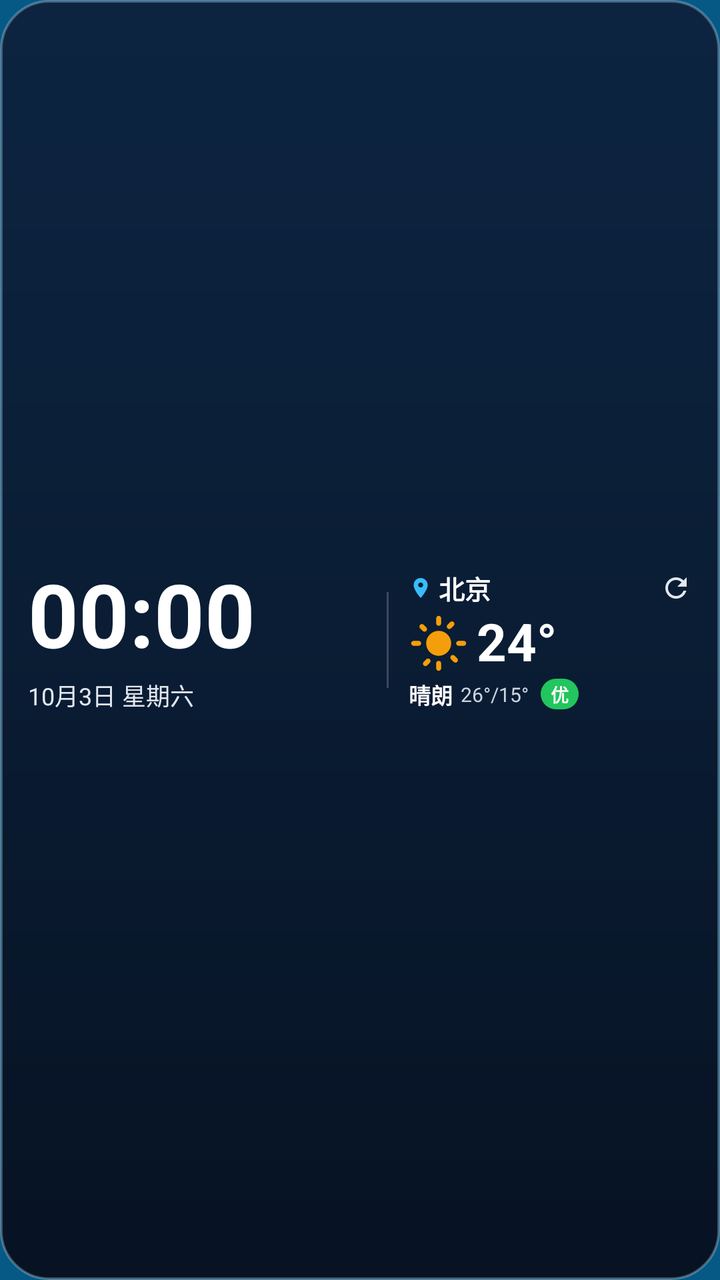
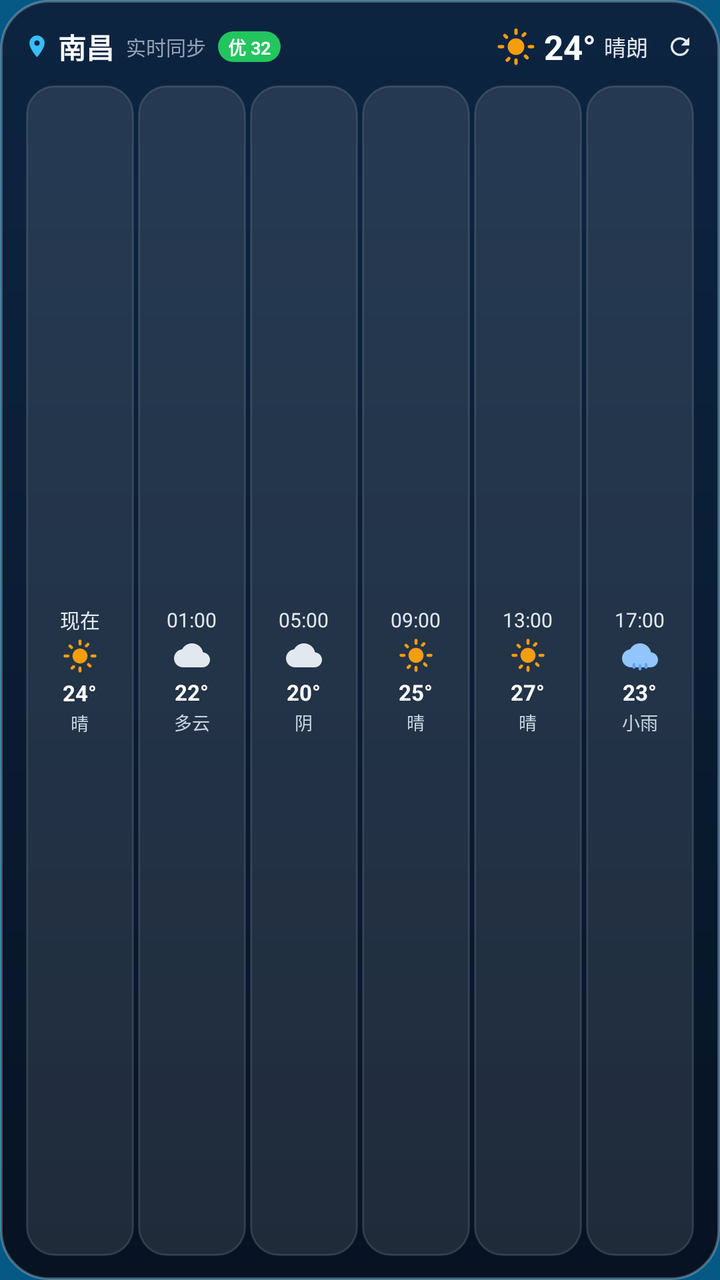

Before-and-after screenshots of an Android layout around one commit, followed by the original layout XML and the change that was made.
<!-- AndroidManifest.xml: application theme AppTheme -->
<!-- res/layout/widget_weather_4x2.xml -->
<?xml version="1.0" encoding="utf-8"?>
<LinearLayout xmlns:android="http://schemas.android.com/apk/res/android"
    android:id="@+id/widget_root"
    android:layout_width="match_parent"
    android:layout_height="match_parent"
    android:orientation="horizontal"
    android:background="@drawable/widget_bg_4x3"
    android:padding="14dp"
    android:gravity="center_vertical">

    
    <LinearLayout
        android:layout_width="0dp"
        android:layout_height="wrap_content"
        android:layout_weight="1.2"
        android:orientation="vertical"
        android:gravity="center_vertical">

        <TextClock
            android:id="@+id/widget_text_clock"
            android:layout_width="wrap_content"
            android:layout_height="wrap_content"
            android:format24Hour="HH:mm"
            android:format12Hour="HH:mm"
            android:textSize="44sp"
            android:textStyle="bold"
            android:textColor="#FFFFFF"
            android:includeFontPadding="false" />

        <TextView
            android:id="@+id/widget_date_label"
            android:layout_width="wrap_content"
            android:layout_height="wrap_content"
            android:text="10月3日 星期六"
            android:textSize="12sp"
            android:textColor="#E2E8F0"
            android:layout_marginTop="4dp" />
    </LinearLayout>

    
    <FrameLayout
        android:layout_width="1dp"
        android:layout_height="48dp"
        android:background="#33FFFFFF"
        android:layout_marginLeft="10dp"
        android:layout_marginRight="10dp" />

    
    <LinearLayout
        android:layout_width="0dp"
        android:layout_height="wrap_content"
        android:layout_weight="1"
        android:orientation="vertical"
        android:gravity="center_vertical">

        
        <LinearLayout
            android:layout_width="match_parent"
            android:layout_height="wrap_content"
            android:orientation="horizontal"
            android:gravity="center_vertical">

            <ImageView
                android:layout_width="12dp"
                android:layout_height="12dp"
                android:src="@drawable/ic_widget_location" />

            <TextView
                android:id="@+id/widget_city_name"
                android:layout_width="wrap_content"
                android:layout_height="wrap_content"
                android:text="北京"
                android:textSize="13sp"
                android:textStyle="bold"
                android:textColor="#FFFFFF"
                android:layout_marginStart="3dp" />

            <FrameLayout
                android:layout_width="0dp"
                android:layout_height="1dp"
                android:layout_weight="1" />

            <ImageView
                android:id="@+id/widget_btn_refresh"
                android:layout_width="16dp"
                android:layout_height="16dp"
                android:src="@drawable/ic_widget_refresh" />
        </LinearLayout>

        
        <LinearLayout
            android:layout_width="wrap_content"
            android:layout_height="wrap_content"
            android:orientation="horizontal"
            android:gravity="center_vertical"
            android:layout_marginTop="3dp">

            <ImageView
                android:id="@+id/widget_weather_icon"
                android:layout_width="30dp"
                android:layout_height="30dp"
                android:src="@drawable/ic_weather_sunny" />

            <TextView
                android:id="@+id/widget_temperature"
                android:layout_width="wrap_content"
                android:layout_height="wrap_content"
                android:text="24°"
                android:textSize="26sp"
                android:textStyle="bold"
                android:textColor="#FFFFFF"
                android:includeFontPadding="false"
                android:layout_marginStart="4dp" />
        </LinearLayout>

        
        <LinearLayout
            android:layout_width="wrap_content"
            android:layout_height="wrap_content"
            android:orientation="horizontal"
            android:gravity="center_vertical"
            android:layout_marginTop="2dp">

            <TextView
                android:id="@+id/widget_weather_desc"
                android:layout_width="wrap_content"
                android:layout_height="wrap_content"
                android:text="晴朗"
                android:textSize="11sp"
                android:textStyle="bold"
                android:textColor="#FFFFFF" />

            <TextView
                android:id="@+id/widget_temp_range"
                android:layout_width="wrap_content"
                android:layout_height="wrap_content"
                android:text="26°/15°"
                android:textSize="10sp"
                android:textColor="#CBD5E1"
                android:layout_marginStart="4dp" />

            <LinearLayout
                android:id="@+id/widget_aqi_badge"
                android:layout_width="wrap_content"
                android:layout_height="wrap_content"
                android:background="@drawable/widget_aqi_badge"
                android:paddingLeft="5dp"
                android:paddingRight="5dp"
                android:paddingTop="1dp"
                android:paddingBottom="1dp"
                android:layout_marginStart="6dp">

                <TextView
                    android:id="@+id/widget_aqi_text"
                    android:layout_width="wrap_content"
                    android:layout_height="wrap_content"
                    android:text="优"
                    android:textSize="9sp"
                    android:textStyle="bold"
                    android:textColor="#FFFFFF" />
            </LinearLayout>
        </LinearLayout>
    </LinearLayout>
</LinearLayout>
<!-- resources referenced by this layout -->
<resources>
  <!-- drawable ic_widget_location (drawable) -->
  <vector xmlns:android="http://schemas.android.com/apk/res/android"
      android:width="20dp"
      android:height="20dp"
      android:viewportWidth="24"
      android:viewportHeight="24">
    <path
        android:fillColor="#38BDF8"
        android:pathData="M12,2C8.13,2 5,5.13 5,9c0,5.25 7,13 7,13s7,-7.75 7,-13c0,-3.87 -3.13,-7 -7,-7zM12,11.5c-1.38,0 -2.5,-1.12 -2.5,-2.5s1.12,-2.5 2.5,-2.5 2.5,1.12 2.5,2.5 -1.12,2.5 -2.5,2.5z"/>
  </vector>
  <!-- drawable ic_widget_refresh (drawable) -->
  <vector xmlns:android="http://schemas.android.com/apk/res/android"
      android:width="20dp"
      android:height="20dp"
      android:viewportWidth="24"
      android:viewportHeight="24">
    <path
        android:fillColor="#E2E8F0"
        android:pathData="M17.65,6.35C16.2,4.9 14.21,4 12,4c-4.42,0 -7.99,3.58 -7.99,8s3.57,8 7.99,8c3.73,0 6.84,-2.55 7.73,-6h-2.08c-0.82,2.33 -3.04,4 -5.65,4 -3.31,0 -6,-2.69 -6,-6s2.69,-6 6,-6c1.66,0 3.14,0.69 4.22,1.78L13,11h7V4l-2.35,2.35z"/>
  </vector>
  <!-- drawable widget_aqi_badge (drawable) -->
  <?xml version="1.0" encoding="utf-8"?>
  <shape xmlns:android="http://schemas.android.com/apk/res/android"
      android:shape="rectangle">
      <corners android:radius="8dp" />
      <solid android:color="#22C55E" />
  </shape>
  <!-- drawable widget_bg_4x3 (drawable) -->
  <?xml version="1.0" encoding="utf-8"?>
  <shape xmlns:android="http://schemas.android.com/apk/res/android"
      android:shape="rectangle">
      <corners android:radius="24dp" />
      <gradient
          android:angle="270"
          android:startColor="#E60D1E3A"
          android:centerColor="#E60A162B"
          android:endColor="#F2060E1D" />
      <stroke
          android:width="1.2dp"
          android:color="#40FFFFFF" />
  </shape>
  <style name="AppTheme" parent="Theme.AppCompat.DayNight.NoActionBar">
      <item name="android:windowBackground">@color/splashscreen_background</item>
      <item name="android:editTextBackground">@drawable/rn_edit_text_material</item>
      <item name="colorPrimary">@color/colorPrimary</item>
      <item name="android:statusBarColor">@android:color/transparent</item>
      <item name="android:navigationBarColor">@android:color/transparent</item>
    </style>
  <color name="splashscreen_background">#075985</color>
  <color name="colorPrimary">#023c69</color>
  <!-- unchanged entries left out for length: 2 -->
</resources>

<!-- the commit's change to res/layout/widget_weather_4x2.xml (unified diff, before → after) -->
@@ -3,162 +3,419 @@
     android:id="@+id/widget_root"
     android:layout_width="match_parent"
     android:layout_height="match_parent"
-    android:orientation="horizontal"
+    android:orientation="vertical"
     android:background="@drawable/widget_bg_4x3"
-    android:padding="14dp"
-    android:gravity="center_vertical">
+    android:padding="12dp">
 
     
     <LinearLayout
-        android:layout_width="0dp"
+        android:layout_width="match_parent"
         android:layout_height="wrap_content"
-        android:layout_weight="1.2"
-        android:orientation="vertical"
-        android:gravity="center_vertical">
-
-        <TextClock
-            android:id="@+id/widget_text_clock"
+        android:orientation="horizontal"
+        android:gravity="center_vertical"
+        android:layout_marginBottom="8dp">
+
+        
+        <ImageView
+            android:layout_width="13dp"
+            android:layout_height="13dp"
+            android:src="@drawable/ic_widget_location" />
+
+        <TextView
+            android:id="@+id/widget_city_name"
             android:layout_width="wrap_content"
             android:layout_height="wrap_content"
-            android:format24Hour="HH:mm"
-            android:format12Hour="HH:mm"
-            android:textSize="44sp"
+            android:text="南昌"
+            android:textSize="14sp"
             android:textStyle="bold"
             android:textColor="#FFFFFF"
-            android:includeFontPadding="false" />
+            android:layout_marginLeft="4dp" />
 
         <TextView
-            android:id="@+id/widget_date_label"
+            android:id="@+id/widget_update_time"
             android:layout_width="wrap_content"
             android:layout_height="wrap_content"
-            android:text="10月3日 星期六"
-            android:textSize="12sp"
+            android:text="实时同步"
+            android:textSize="10sp"
+            android:textColor="#94A3B8"
+            android:layout_marginLeft="6dp" />
+
+        <LinearLayout
+            android:id="@+id/widget_aqi_badge"
+            android:layout_width="wrap_content"
+            android:layout_height="wrap_content"
+            android:background="@drawable/widget_aqi_badge"
+            android:paddingLeft="5dp"
+            android:paddingRight="5dp"
+            android:paddingTop="1dp"
+            android:paddingBottom="1dp"
+            android:layout_marginLeft="6dp">
+
+            <TextView
+                android:id="@+id/widget_aqi_text"
+                android:layout_width="wrap_content"
+                android:layout_height="wrap_content"
+                android:text="优 32"
+                android:textSize="9sp"
+                android:textStyle="bold"
+                android:textColor="#FFFFFF" />
+        </LinearLayout>
+
+        
+        <FrameLayout
+            android:layout_width="0dp"
+            android:layout_height="1dp"
+            android:layout_weight="1" />
+
+        
+        <ImageView
+            android:id="@+id/widget_weather_icon"
+            android:layout_width="20dp"
+            android:layout_height="20dp"
+            android:src="@drawable/ic_weather_sunny" />
+
+        <TextView
+            android:id="@+id/widget_temperature"
+            android:layout_width="wrap_content"
+            android:layout_height="wrap_content"
+            android:text="24°"
+            android:textSize="17sp"
+            android:textStyle="bold"
+            android:textColor="#FFFFFF"
+            android:layout_marginLeft="4dp" />
+
+        <TextView
+            android:id="@+id/widget_weather_desc"
+            android:layout_width="wrap_content"
+            android:layout_height="wrap_content"
+            android:text="晴朗"
+            android:textSize="11sp"
             android:textColor="#E2E8F0"
-            android:layout_marginTop="4dp" />
+            android:layout_marginLeft="4dp" />
+
+        
+        <ImageView
+            android:id="@+id/widget_btn_refresh"
+            android:layout_width="16dp"
+            android:layout_height="16dp"
+            android:src="@drawable/ic_widget_refresh"
+            android:padding="1dp"
+            android:layout_marginLeft="8dp" />
     </LinearLayout>
-
-    
-    <FrameLayout
-        android:layout_width="1dp"
-        android:layout_height="48dp"
-        android:background="#33FFFFFF"
-        android:layout_marginLeft="10dp"
-        android:layout_marginRight="10dp" />
 
     
     <LinearLayout
-        android:layout_width="0dp"
-        android:layout_height="wrap_content"
+        android:layout_width="match_parent"
+        android:layout_height="0dp"
         android:layout_weight="1"
-        android:orientation="vertical"
+        android:orientation="horizontal"
         android:gravity="center_vertical">
 
         
         <LinearLayout
-            android:layout_width="match_parent"
-            android:layout_height="wrap_content"
-            android:orientation="horizontal"
-            android:gravity="center_vertical">
-
-            <ImageView
-                android:layout_width="12dp"
-                android:layout_height="12dp"
-                android:src="@drawable/ic_widget_location" />
-
-            <TextView
-                android:id="@+id/widget_city_name"
-                android:layout_width="wrap_content"
-                android:layout_height="wrap_content"
-                android:text="北京"
-                android:textSize="13sp"
-                android:textStyle="bold"
-                android:textColor="#FFFFFF"
-                android:layout_marginStart="3dp" />
-
-            <FrameLayout
-                android:layout_width="0dp"
-                android:layout_height="1dp"
-                android:layout_weight="1" />
-
-            <ImageView
-                android:id="@+id/widget_btn_refresh"
-                android:layout_width="16dp"
-                android:layout_height="16dp"
-                android:src="@drawable/ic_widget_refresh" />
-        </LinearLayout>
-
-        
-        <LinearLayout
-            android:layout_width="wrap_content"
-            android:layout_height="wrap_content"
-            android:orientation="horizontal"
-            android:gravity="center_vertical"
-            android:layout_marginTop="3dp">
-
-            <ImageView
-                android:id="@+id/widget_weather_icon"
-                android:layout_width="30dp"
-                android:layout_height="30dp"
-                android:src="@drawable/ic_weather_sunny" />
-
-            <TextView
-                android:id="@+id/widget_temperature"
+            android:id="@+id/widget_hourly_slot1"
+            android:layout_width="0dp"
+            android:layout_height="match_parent"
+            android:layout_weight="1"
+            android:orientation="vertical"
+            android:gravity="center"
+            android:background="@drawable/widget_forecast_col_bg"
+            android:paddingTop="4dp"
+            android:paddingBottom="4dp"
+            android:paddingLeft="1dp"
+            android:paddingRight="1dp"
+            android:layout_marginLeft="1dp"
+            android:layout_marginRight="1dp">
+
+            <TextView
+                android:id="@+id/widget_h1_time"
+                android:layout_width="wrap_content"
+                android:layout_height="wrap_content"
+                android:text="现在"
+                android:textSize="10sp"
+                android:textColor="#E2E8F0" />
+
+            <ImageView
+                android:id="@+id/widget_h1_icon"
+                android:layout_width="18dp"
+                android:layout_height="18dp"
+                android:src="@drawable/ic_weather_sunny"
+                android:layout_marginTop="2dp"
+                android:layout_marginBottom="2dp" />
+
+            <TextView
+                android:id="@+id/widget_h1_temp"
                 android:layout_width="wrap_content"
                 android:layout_height="wrap_content"
                 android:text="24°"
-                android:textSize="26sp"
-                android:textStyle="bold"
-                android:textColor="#FFFFFF"
-                android:includeFontPadding="false"
-                android:layout_marginStart="4dp" />
-        </LinearLayout>
-
-        
-        <LinearLayout
-            android:layout_width="wrap_content"
-            android:layout_height="wrap_content"
-            android:orientation="horizontal"
-            android:gravity="center_vertical"
-            android:layout_marginTop="2dp">
-
-            <TextView
-                android:id="@+id/widget_weather_desc"
-                android:layout_width="wrap_content"
-                android:layout_height="wrap_content"
-                android:text="晴朗"
-                android:textSize="11sp"
-                android:textStyle="bold"
-                android:textColor="#FFFFFF" />
-
-            <TextView
-                android:id="@+id/widget_temp_range"
-                android:layout_width="wrap_content"
-                android:layout_height="wrap_content"
-                android:text="26°/15°"
-                android:textSize="10sp"
-                android:textColor="#CBD5E1"
-                android:layout_marginStart="4dp" />
-
-            <LinearLayout
-                android:id="@+id/widget_aqi_badge"
-                android:layout_width="wrap_content"
-                android:layout_height="wrap_content"
-                android:background="@drawable/widget_aqi_badge"
-                android:paddingLeft="5dp"
-                android:paddingRight="5dp"
-                android:paddingTop="1dp"
-                android:paddingBottom="1dp"
-                android:layout_marginStart="6dp">
-
-                <TextView
-                    android:id="@+id/widget_aqi_text"
-                    android:layout_width="wrap_content"
-                    android:layout_height="wrap_content"
-                    android:text="优"
-                    android:textSize="9sp"
-                    android:textStyle="bold"
-                    android:textColor="#FFFFFF" />
-            </LinearLayout>
+                android:textSize="11sp"
+                android:textStyle="bold"
+                android:textColor="#FFFFFF" />
+
+            <TextView
+                android:id="@+id/widget_h1_desc"
+                android:layout_width="wrap_content"
+                android:layout_height="wrap_content"
+                android:text="晴"
+                android:textSize="9sp"
+                android:textColor="#CBD5E1"
+                android:layout_marginTop="1dp" />
+        </LinearLayout>
+
+        
+        <LinearLayout
+            android:id="@+id/widget_hourly_slot2"
+            android:layout_width="0dp"
+            android:layout_height="match_parent"
+            android:layout_weight="1"
+            android:orientation="vertical"
+            android:gravity="center"
+            android:background="@drawable/widget_forecast_col_bg"
+            android:paddingTop="4dp"
+            android:paddingBottom="4dp"
+            android:paddingLeft="1dp"
+            android:paddingRight="1dp"
+            android:layout_marginLeft="1dp"
+            android:layout_marginRight="1dp">
+
+            <TextView
+                android:id="@+id/widget_h2_time"
+                android:layout_width="wrap_content"
+                android:layout_height="wrap_content"
+                android:text="01:00"
+                android:textSize="10sp"
+                android:textColor="#E2E8F0" />
+
+            <ImageView
+                android:id="@+id/widget_h2_icon"
+                android:layout_width="18dp"
+                android:layout_height="18dp"
+                android:src="@drawable/ic_weather_cloudy"
+                android:layout_marginTop="2dp"
+                android:layout_marginBottom="2dp" />
+
+            <TextView
+                android:id="@+id/widget_h2_temp"
+                android:layout_width="wrap_content"
+                android:layout_height="wrap_content"
+                android:text="22°"
+                android:textSize="11sp"
+                android:textStyle="bold"
+                android:textColor="#FFFFFF" />
+
+            <TextView
+                android:id="@+id/widget_h2_desc"
+                android:layout_width="wrap_content"
+                android:layout_height="wrap_content"
+                android:text="多云"
+                android:textSize="9sp"
+                android:textColor="#CBD5E1"
+                android:layout_marginTop="1dp" />
+        </LinearLayout>
+
+        
+        <LinearLayout
+            android:id="@+id/widget_hourly_slot3"
+            android:layout_width="0dp"
+            android:layout_height="match_parent"
+            android:layout_weight="1"
+            android:orientation="vertical"
+            android:gravity="center"
+            android:background="@drawable/widget_forecast_col_bg"
+            android:paddingTop="4dp"
+            android:paddingBottom="4dp"
+            android:paddingLeft="1dp"
+            android:paddingRight="1dp"
+            android:layout_marginLeft="1dp"
+            android:layout_marginRight="1dp">
+
+            <TextView
+                android:id="@+id/widget_h3_time"
+                android:layout_width="wrap_content"
+                android:layout_height="wrap_content"
+                android:text="05:00"
+                android:textSize="10sp"
+                android:textColor="#E2E8F0" />
+
+            <ImageView
+                android:id="@+id/widget_h3_icon"
+                android:layout_width="18dp"
+                android:layout_height="18dp"
+                android:src="@drawable/ic_weather_cloudy"
+                android:layout_marginTop="2dp"
+                android:layout_marginBottom="2dp" />
+
+            <TextView
+                android:id="@+id/widget_h3_temp"
+                android:layout_width="wrap_content"
+                android:layout_height="wrap_content"
+                android:text="20°"
+                android:textSize="11sp"
+                android:textStyle="bold"
+                android:textColor="#FFFFFF" />
+
+            <TextView
+                android:id="@+id/widget_h3_desc"
+                android:layout_width="wrap_content"
+                android:layout_height="wrap_content"
+                android:text="阴"
+                android:textSize="9sp"
+                android:textColor="#CBD5E1"
+                android:layout_marginTop="1dp" />
+        </LinearLayout>
+
+        
+        <LinearLayout
+            android:id="@+id/widget_hourly_slot4"
+            android:layout_width="0dp"
+            android:layout_height="match_parent"
+            android:layout_weight="1"
+            android:orientation="vertical"
+            android:gravity="center"
+            android:background="@drawable/widget_forecast_col_bg"
+            android:paddingTop="4dp"
+            android:paddingBottom="4dp"
+            android:paddingLeft="1dp"
+            android:paddingRight="1dp"
+            android:layout_marginLeft="1dp"
+            android:layout_marginRight="1dp">
+
+            <TextView
+                android:id="@+id/widget_h4_time"
+                android:layout_width="wrap_content"
+                android:layout_height="wrap_content"
+                android:text="09:00"
+                android:textSize="10sp"
+                android:textColor="#E2E8F0" />
+
+            <ImageView
+                android:id="@+id/widget_h4_icon"
+                android:layout_width="18dp"
+                android:layout_height="18dp"
+                android:src="@drawable/ic_weather_sunny"
+                android:layout_marginTop="2dp"
+                android:layout_marginBottom="2dp" />
+
+            <TextView
+                android:id="@+id/widget_h4_temp"
+                android:layout_width="wrap_content"
+                android:layout_height="wrap_content"
+                android:text="25°"
+                android:textSize="11sp"
+                android:textStyle="bold"
+                android:textColor="#FFFFFF" />
+
+            <TextView
+                android:id="@+id/widget_h4_desc"
+                android:layout_width="wrap_content"
+                android:layout_height="wrap_content"
+                android:text="晴"
+                android:textSize="9sp"
+                android:textColor="#CBD5E1"
+                android:layout_marginTop="1dp" />
+        </LinearLayout>
+
+        
+        <LinearLayout
+            android:id="@+id/widget_hourly_slot5"
+            android:layout_width="0dp"
+            android:layout_height="match_parent"
+            android:layout_weight="1"
+            android:orientation="vertical"
+            android:gravity="center"
+            android:background="@drawable/widget_forecast_col_bg"
+            android:paddingTop="4dp"
+            android:paddingBottom="4dp"
+            android:paddingLeft="1dp"
+            android:paddingRight="1dp"
+            android:layout_marginLeft="1dp"
+            android:layout_marginRight="1dp">
+
+            <TextView
+                android:id="@+id/widget_h5_time"
+                android:layout_width="wrap_content"
+                android:layout_height="wrap_content"
+                android:text="13:00"
+                android:textSize="10sp"
+                android:textColor="#E2E8F0" />
+
+            <ImageView
+                android:id="@+id/widget_h5_icon"
+                android:layout_width="18dp"
+                android:layout_height="18dp"
+                android:src="@drawable/ic_weather_sunny"
+                android:layout_marginTop="2dp"
+                android:layout_marginBottom="2dp" />
+
+            <TextView
+                android:id="@+id/widget_h5_temp"
+                android:layout_width="wrap_content"
+                android:layout_height="wrap_content"
+                android:text="27°"
+                android:textSize="11sp"
+                android:textStyle="bold"
+                android:textColor="#FFFFFF" />
+
+            <TextView
+                android:id="@+id/widget_h5_desc"
+                android:layout_width="wrap_content"
+                android:layout_height="wrap_content"
+                android:text="晴"
+                android:textSize="9sp"
+                android:textColor="#CBD5E1"
+                android:layout_marginTop="1dp" />
+        </LinearLayout>
+
+        
+        <LinearLayout
+            android:id="@+id/widget_hourly_slot6"
+            android:layout_width="0dp"
+            android:layout_height="match_parent"
+            android:layout_weight="1"
+            android:orientation="vertical"
+            android:gravity="center"
+            android:background="@drawable/widget_forecast_col_bg"
+            android:paddingTop="4dp"
+            android:paddingBottom="4dp"
+            android:paddingLeft="1dp"
+            android:paddingRight="1dp"
+            android:layout_marginLeft="1dp"
+            android:layout_marginRight="1dp">
+
+            <TextView
+                android:id="@+id/widget_h6_time"
+                android:layout_width="wrap_content"
+                android:layout_height="wrap_content"
+                android:text="17:00"
+                android:textSize="10sp"
+                android:textColor="#E2E8F0" />
+
+            <ImageView
+                android:id="@+id/widget_h6_icon"
+                android:layout_width="18dp"
+                android:layout_height="18dp"
+                android:src="@drawable/ic_weather_rainy"
+                android:layout_marginTop="2dp"
+                android:layout_marginBottom="2dp" />
+
+            <TextView
+                android:id="@+id/widget_h6_temp"
+                android:layout_width="wrap_content"
+                android:layout_height="wrap_content"
+                android:text="23°"
+                android:textSize="11sp"
+                android:textStyle="bold"
+                android:textColor="#FFFFFF" />
+
+            <TextView
+                android:id="@+id/widget_h6_desc"
+                android:layout_width="wrap_content"
+                android:layout_height="wrap_content"
+                android:text="小雨"
+                android:textSize="9sp"
+                android:textColor="#CBD5E1"
+                android:layout_marginTop="1dp" />
         </LinearLayout>
     </LinearLayout>
+
 </LinearLayout>
<!-- resource entries referenced after the edit -->
@@ -1,5 +1,28 @@
 <!-- resources referenced by this layout -->
 <resources>
+  <!-- drawable ic_weather_cloudy (drawable) -->
+  <vector xmlns:android="http://schemas.android.com/apk/res/android"
+      android:width="48dp"
+      android:height="48dp"
+      android:viewportWidth="24"
+      android:viewportHeight="24">
+    <path
+        android:fillColor="#E2E8F0"
+        android:pathData="M19.35,10.04C18.67,6.59 15.64,4 12,4 9.11,4 6.6,5.64 5.35,8.04 2.34,8.36 0,10.91 0,14c0,3.31 2.69,6 6,6h13c2.76,0 5,-2.24 5,-5 0,-2.64 -2.05,-4.78 -4.65,-4.96z"/>
+  </vector>
+  <!-- drawable ic_weather_rainy (drawable) -->
+  <vector xmlns:android="http://schemas.android.com/apk/res/android"
+      android:width="48dp"
+      android:height="48dp"
+      android:viewportWidth="24"
+      android:viewportHeight="24">
+    <path
+        android:fillColor="#93C5FD"
+        android:pathData="M19.35,10.04C18.67,6.59 15.64,4 12,4 9.11,4 6.6,5.64 5.35,8.04 2.34,8.36 0,10.91 0,14c0,3.31 2.69,6 6,6h13c2.76,0 5,-2.24 5,-5 0,-2.64 -2.05,-4.78 -4.65,-4.96z"/>
+    <path
+        android:fillColor="#60A5FA"
+        android:pathData="M8,21c-0.55,0 -1,-0.45 -1,-1v-2c0,-0.55 0.45,-1 1,-1s1,0.45 1,1v2c0,0.55 -0.45,1 -1,1zM12,22c-0.55,0 -1,-0.45 -1,-1v-2c0,-0.55 0.45,-1 1,-1s1,0.45 1,1v2c0,0.55 -0.45,1 -1,1zM16,21c-0.55,0 -1,-0.45 -1,-1v-2c0,-0.55 0.45,-1 1,-1s1,0.45 1,1v2c0,0.55 -0.45,1 -1,1z"/>
+  </vector>
   <!-- drawable ic_widget_location (drawable) -->
   <vector xmlns:android="http://schemas.android.com/apk/res/android"
       android:width="20dp"
@@ -41,6 +64,14 @@
           android:width="1.2dp"
           android:color="#40FFFFFF" />
   </shape>
+  <!-- drawable widget_forecast_col_bg (drawable) -->
+  <?xml version="1.0" encoding="utf-8"?>
+  <shape xmlns:android="http://schemas.android.com/apk/res/android"
+      android:shape="rectangle">
+      <corners android:radius="14dp" />
+      <solid android:color="#1AFFFFFF" />
+      <stroke android:width="1dp" android:color="#20FFFFFF" />
+  </shape>
   <style name="AppTheme" parent="Theme.AppCompat.DayNight.NoActionBar">
       <item name="android:windowBackground">@color/splashscreen_background</item>
       <item name="android:editTextBackground">@drawable/rn_edit_text_material</item>
